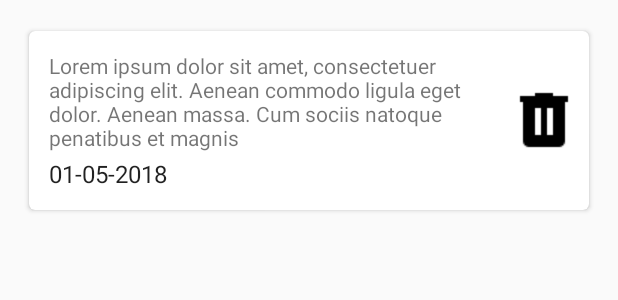
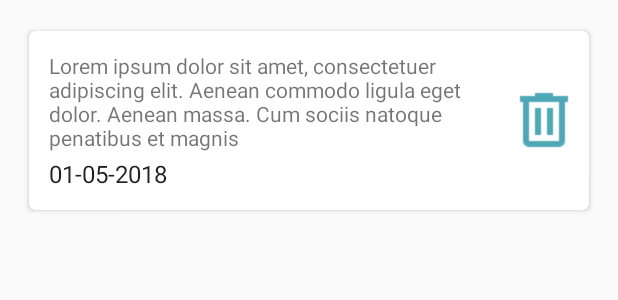
Before and after one commit to psyforic/My-Space, an Android app: the layout row_complaint.xml on its own in the app's theme, with its tools: preview values and no code run, on a phone screen of 412 x 824 dp. Shown: the top 300 px of the screen. Run offline under Robolectric (Android 15) with nearby library versions, the light colour scheme and no system bars; plain views replace MaterialRippleLayout.

Commit message:
15-10-2018

```diff
--- a/app/src/main/java/com/metrorez/myspace/RegisterActivity.java
+++ b/app/src/main/java/com/metrorez/myspace/RegisterActivity.java
@@ -240,7 +240,7 @@ public class RegisterActivity extends AppCompatActivity {
 
 
         if (validateName() && validateEmail() && validateLastName() && validateStudentNo()) {
-            String userId = usersDatabase.push().getKey();
+            String userId = mAuth.getUid();
             User user = new User(userId, firstName, lastName, email, studentNo);
             usersDatabase.child(userId).setValue(user);
         }
--- a/app/src/main/java/com/metrorez/myspace/fragment/ComplaintFragment.java
+++ b/app/src/main/java/com/metrorez/myspace/fragment/ComplaintFragment.java
@@ -22,6 +22,7 @@ import com.google.firebase.database.FirebaseDatabase;
 import com.google.firebase.database.ValueEventListener;
 import com.metrorez.myspace.R;
 import com.metrorez.myspace.adapter.ComplaintListAdapter;
+import com.metrorez.myspace.data.GlobalVariable;
 import com.metrorez.myspace.model.Complaint;
 
 import java.util.ArrayList;
@@ -36,13 +37,14 @@ public class ComplaintFragment extends Fragment {
     private List<Complaint> complaints;
     private Fragment fragment = null;
 
+    private GlobalVariable global;
     DatabaseReference complaintsReference = FirebaseDatabase.getInstance().getReference("complaints");
 
     @Override
     public View onCreateView(LayoutInflater inflater, ViewGroup container, Bundle savedInstanceState) {
         // Inflate the layout for this fragment
         view = inflater.inflate(R.layout.fragment_complaint, container, false);
-
+        global = (GlobalVariable) getActivity().getApplication();
         setupUI();
 
         addComplaint.setOnClickListener(new View.OnClickListener() {
@@ -83,7 +85,7 @@ public class ComplaintFragment extends Fragment {
                     complaints.add(complaint);
                 }
                 mAdapter = new ComplaintListAdapter(getActivity(), complaints);
-
+                global.setComplaints(complaints);
                 recyclerView.setAdapter(mAdapter);
             }
 
--- a/app/src/main/res/layout/menu_counter_colored.xml
+++ b/app/src/main/res/layout/menu_counter_colored.xml
@@ -11,7 +11,7 @@
         android:layout_height="wrap_content"
         android:gravity="center"
         android:padding="@dimen/spacing_small"
-        android:background="@drawable/round_shape"
+        android:background="@color/colorAccent"
         android:textColor="@android:color/white"
         android:minWidth="@dimen/spacing_xlarge"
         android:text="20+"
--- a/app/src/main/res/layout/row_complaint.xml
+++ b/app/src/main/res/layout/row_complaint.xml
@@ -17,11 +17,11 @@
 
         <LinearLayout
             android:id="@+id/lyt_parent"
-            android:minHeight="50dp"
-            android:padding="10dp"
             android:layout_width="match_parent"
             android:layout_height="wrap_content"
-            android:orientation="horizontal">
+            android:minHeight="50dp"
+            android:orientation="horizontal"
+            android:padding="10dp">
 
             <LinearLayout
                 android:layout_width="wrap_content"
@@ -51,7 +51,10 @@
                 android:layout_height="40dp"
                 android:layout_gravity="center"
                 android:background="@drawable/selector"
-                android:src="@drawable/ic_delete" />
+                android:clickable="true"
+                android:focusable="true"
+                android:src="@drawable/ic_delete"
+                android:tint="@color/colorAccent" />
         </LinearLayout>
     </android.support.v7.widget.CardView>
 </com.balysv.materialripple.MaterialRippleLayout>
--- a/app/src/main/res/values/colors.xml
+++ b/app/src/main/res/values/colors.xml
@@ -1,12 +1,13 @@
 <?xml version="1.0" encoding="utf-8"?>
 <resources>
-    <color name="colorPrimary">#4F6BF0</color>
-    <color name="colorPrimaryDark">#3F55C0</color>
-    <color name="colorPrimaryLight">#658AF9</color>
 
-    <color name="colorAccent">#FF4081</color>
-    <color name="colorAccentDark">#616161</color>
-    <color name="colorAccentLight">#F06292</color>
+    <color name="colorPrimary">#FF9800</color>
+    <color name="colorPrimaryDark">#F57C00</color>
+    <color name="colorPrimaryLight">#FFE0B2</color>
+
+    <color name="colorAccent">#4FA7B5</color>
+    <color name="colorAccentDark">#2F8B99</color>
+    <color name="colorAccentLight">#6EC0CC</color>
 
     <color name="grey_hard">#96989A</color>
     <color name="grey_medium">#BDBFC1</color>
```
Also changed, not shown: app/src/main/java/com/metrorez/myspace/MainActivity.java (+3 -6 lines), app/src/main/java/com/metrorez/myspace/ProfileActivity.java (+112 -3 lines), app/src/main/java/com/metrorez/myspace/model/User.java (+26 -0 lines), app/src/main/res/layout/activity_login.xml (+11 -8 lines), app/src/main/res/drawable/ic_delete.png.
